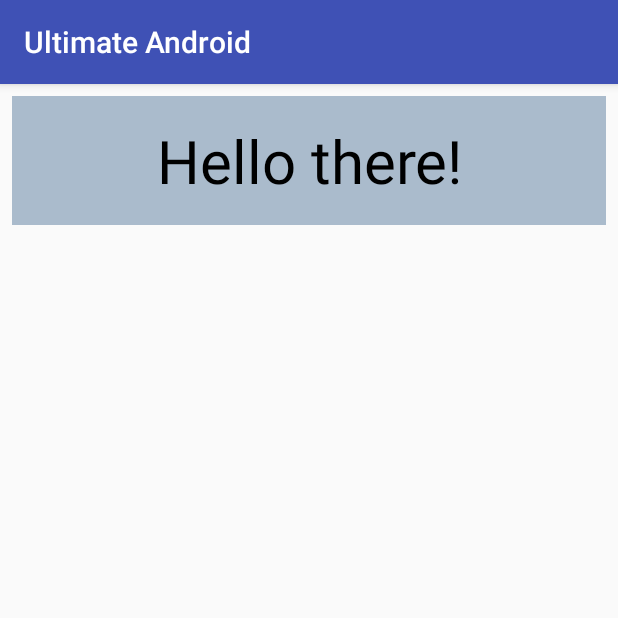
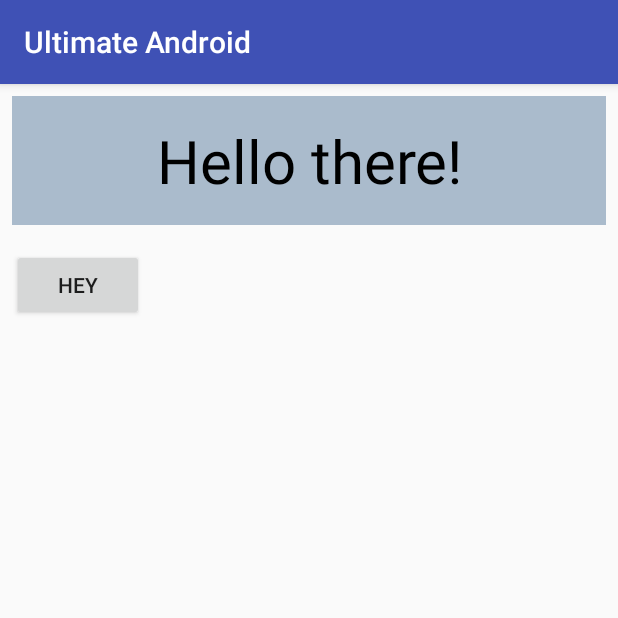
Before and after one commit to SnehPandya18/UltimateAndroid, an Android app: the screen it shows after launch (MainActivity), on a phone screen of 412 x 824 dp, the top half of it. Run offline under Robolectric (Android 15) with nearby library versions, the phone set to English and light mode, and no system bars.

Commit message:
Add Button & Toast

```diff
--- a/app/src/main/java/com/snehpandya/ultimateandroid/MainActivity.java
+++ b/app/src/main/java/com/snehpandya/ultimateandroid/MainActivity.java
@@ -4,7 +4,9 @@ import android.content.Intent;
 import android.support.v7.app.AppCompatActivity;
 import android.os.Bundle;
 import android.view.View;
+import android.widget.Button;
 import android.widget.TextView;
+import android.widget.Toast;
 
 public class MainActivity extends AppCompatActivity {
 
@@ -21,5 +23,13 @@ public class MainActivity extends AppCompatActivity {
                 startActivity(i);
             }
         });
+
+        Button button = (Button) findViewById(R.id.button1);
+        button.setOnClickListener(new View.OnClickListener() {
+            @Override
+            public void onClick(View v) {
+                Toast.makeText(MainActivity.this, "Hey!", Toast.LENGTH_SHORT).show();
+            }
+        });
     }
 }
--- a/app/src/main/res/layout/activity_main.xml
+++ b/app/src/main/res/layout/activity_main.xml
@@ -17,4 +17,12 @@
         android:textAlignment="center"
         android:textColor="#000"
         android:textSize="40sp"/>
+
+    <Button
+        android:id="@+id/button1"
+        android:layout_width="wrap_content"
+        android:layout_height="wrap_content"
+        android:layout_below="@id/textview"
+        android:layout_margin="8dp"
+        android:text="@string/hey"/>
 </RelativeLayout>
--- a/app/src/main/res/values/strings.xml
+++ b/app/src/main/res/values/strings.xml
@@ -1,4 +1,5 @@
 <resources>
     <string name="app_name">Ultimate Android</string>
     <string name="hello">Hello there!</string>
+    <string name="hey">HEY</string>
 </resources>
```
